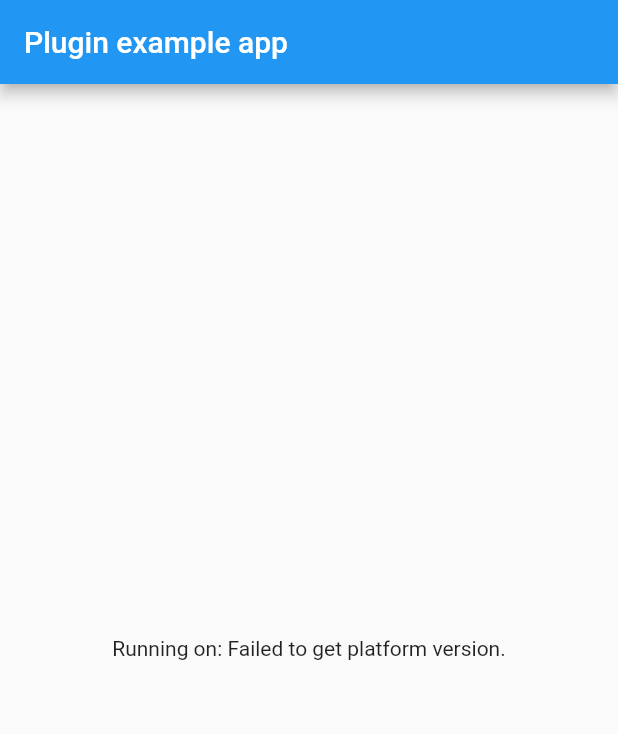
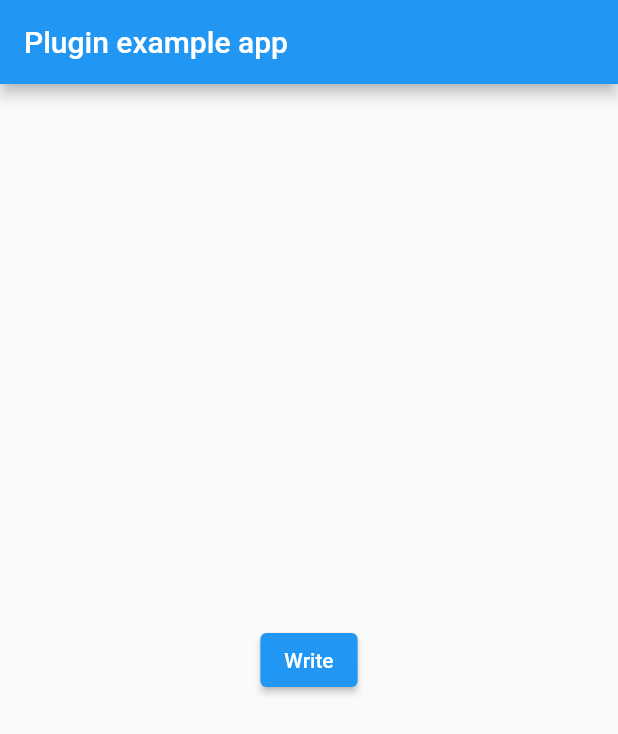
Before and after one commit to erikas-taroza/audiotags, a Flutter app: the screen it shows after launch, on a phone screen of 412 x 824 dp. Shown: the top 734 px of the screen. Run offline on Flutter 3.47's test engine with Material 2 defaults, Android fonts, the phone set to English and light mode, and no system bars; missing offline and left inert: dart:ffi, flutter_rust_bridge.

Commit message:
Fix linux dynamic lib.

```diff
--- a/example/lib/main.dart
+++ b/example/lib/main.dart
@@ -16,41 +16,29 @@ class MyApp extends StatefulWidget {
 }
 
 class _MyAppState extends State<MyApp> {
-  String _platformVersion = 'Unknown';
   final _id3tagsPlugin = Id3Tags();
 
   @override
   void initState() {
     super.initState();
-    initPlatformState();
-  }
-
-  // Platform messages are asynchronous, so we initialize in an async method.
-  Future<void> initPlatformState() async {
-    String platformVersion;
-    // Platform messages may fail, so we use a try/catch PlatformException.
-    // We also handle the message potentially returning null.
-    platformVersion = 'Failed to get platform version.';
-
-    // If the widget was removed from the tree while the asynchronous platform
-    // message was in flight, we want to discard the reply rather than calling
-    // setState to update our non-existent appearance.
-    if (!mounted) return;
-
-    setState(() {
-      _platformVersion = platformVersion;
-    });
   }
 
     @override
-  Widget build(BuildContext context) {
+    Widget build(BuildContext context)
+    {
         return MaterialApp(
             home: Scaffold(
                 appBar: AppBar(
                     title: const Text('Plugin example app'),
                 ),
                 body: Center(
-          child: Text('Running on: $_platformVersion\n'),
+                    child: ElevatedButton(
+                        child: const Text("Write"),
+                        onPressed: () async => Id3Tags.write("/home/erikas/Music/test2.mp3", Tag(
+                            title: "Test",
+                            artist: "testsetestest"
+                        )),
+                    )
                 ),
             ),
         );
--- a/lib/src/id3tags.dart
+++ b/lib/src/id3tags.dart
@@ -1,15 +1,14 @@
-import 'package:id3tags/src/bridge_definitions.dart' show Tag;
 import 'package:id3tags/src/ffi.dart';
 
 class Id3Tags
 {
     static Future<Tag> read(String path) async
     {
-        return api.read(path: path);
+        return await api.read(path: path);
     }
 
     static Future<void> write(String path, Tag tag) async
     {
-        return api.write(path: path, data: tag);
+        return await api.write(path: path, data: tag);
     }
 }
```
Also changed, not shown: 1 other file. Lines whose indentation alone changed are shown as unchanged.
